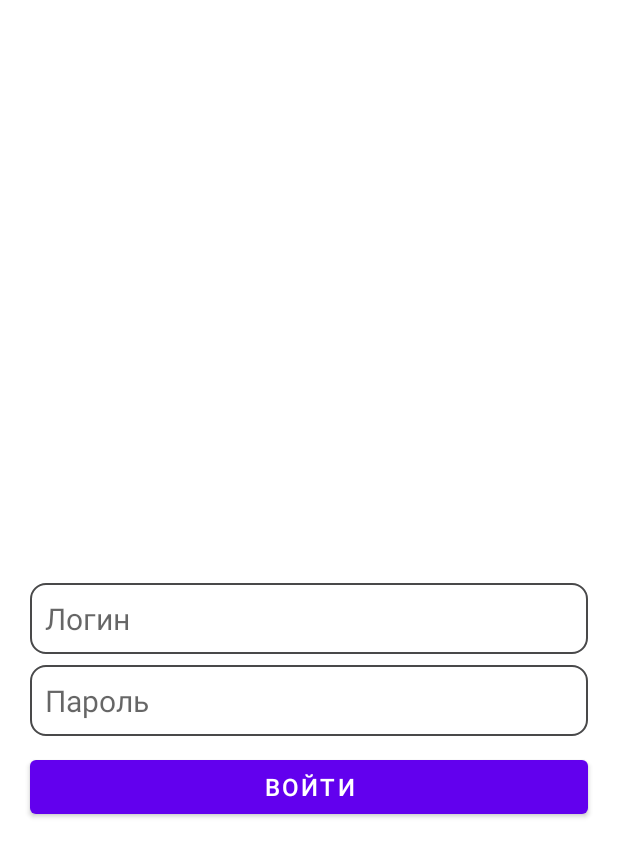
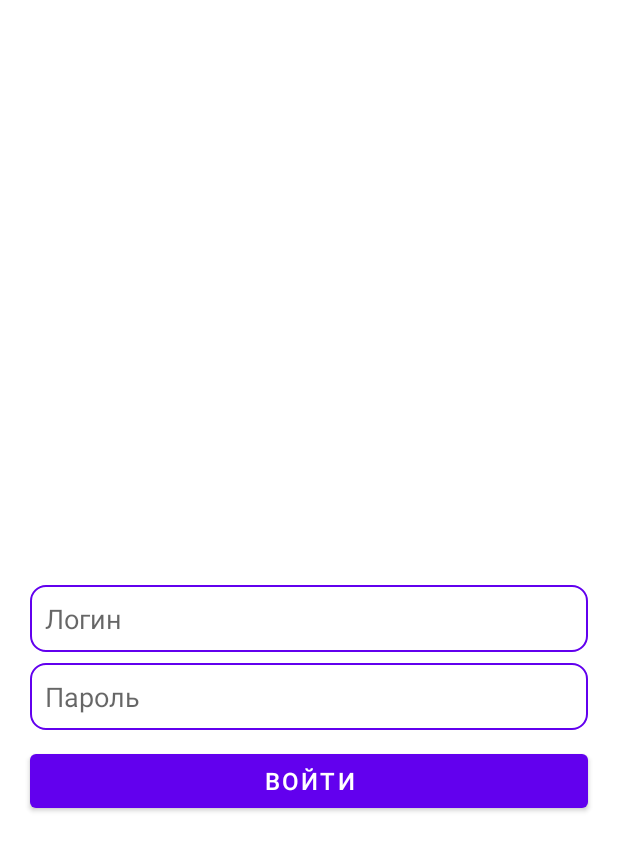
Before and after one commit to Ulan-e/AEONTestApp, an Android app: the screen it shows after launch (MainActivity), on a phone screen of 412 x 824 dp. Shown: the top 857 px of the screen. Run offline under Robolectric (Android 15) with nearby library versions, the phone set to English and light mode, and no system bars; our stand-ins replace Dagger/Hilt's generated code; libraries missing offline, so code that uses them is left out: com.chibatching.kotpref; 3 statements that could not run were skipped.

```diff
--- a/app/src/main/java/com/ulanapp/aeon/ui/MainActivity.kt
+++ b/app/src/main/java/com/ulanapp/aeon/ui/MainActivity.kt
@@ -30,4 +30,9 @@ class MainActivity : DaggerAppCompatActivity() {
                 .commit()
         }
     }
+
+    override fun onBackPressed() {
+        super.onBackPressed()
+        finish()
+    }
 }
--- a/app/src/main/res/drawable/bg_rounded_transparent.xml
+++ b/app/src/main/res/drawable/bg_rounded_transparent.xml
@@ -2,6 +2,6 @@
 <shape xmlns:android="http://schemas.android.com/apk/res/android" android:shape="rectangle">
     <stroke
         android:width="1dp"
-        android:color="#49494A" />
+        android:color="@color/design_default_color_primary" />
     <corners android:radius="10dp"/>
 </shape>
--- a/app/src/main/res/layout/fragment_login.xml
+++ b/app/src/main/res/layout/fragment_login.xml
@@ -13,7 +13,7 @@
         android:background="@drawable/bg_rounded_transparent"
         android:hint="@string/login"
         android:padding="@dimen/padding_10dp"
-        android:textSize="@dimen/text_size_20sp"
+        android:textSize="@dimen/text_size_18sp"
         android:inputType="textShortMessage"
         app:layout_constraintBottom_toBottomOf="parent"
         app:layout_constraintEnd_toEndOf="parent"
@@ -30,7 +30,7 @@
         android:background="@drawable/bg_rounded_transparent"
         android:hint="@string/password"
         android:padding="@dimen/padding_10dp"
-        android:textSize="@dimen/text_size_20sp"
+        android:textSize="@dimen/text_size_18sp"
         android:inputType="textPassword"
         app:layout_constraintEnd_toEndOf="parent"
         app:layout_constraintStart_toStartOf="parent"
--- a/app/src/main/res/values/strings.xml
+++ b/app/src/main/res/values/strings.xml
@@ -9,6 +9,7 @@
     <string name="enter_login">Введите логин</string>
     <string name="enter_password">Введите пароль</string>
     <string name="error_login">Ошибка при авторизации</string>
+    <string name="error_payments">Платежи не найдены</string>
 
     <string name="logout">Выйти</string>
     <string name="want_to_logout">Хотите выйти?</string>
```
Also changed, not shown: app/src/main/java/com/ulanapp/aeon/ui/payments/PaymentsFragment.kt (+8 -3 lines), app/src/main/res/layout/fragment_payments.xml (+10 -0 lines).
